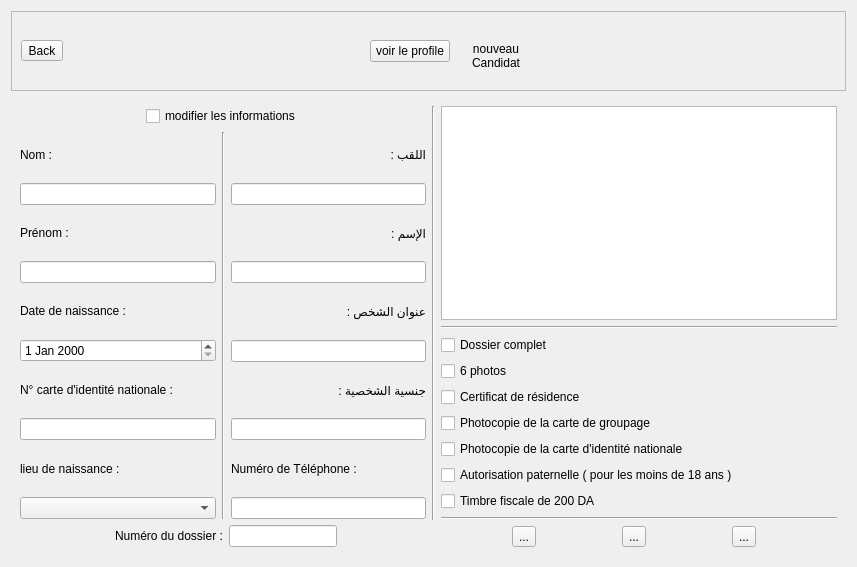
First picture: the form in Auto_Ecole/candidat/candidat.ui, repository AmineHouari98/auto_Ecole, before the edit.
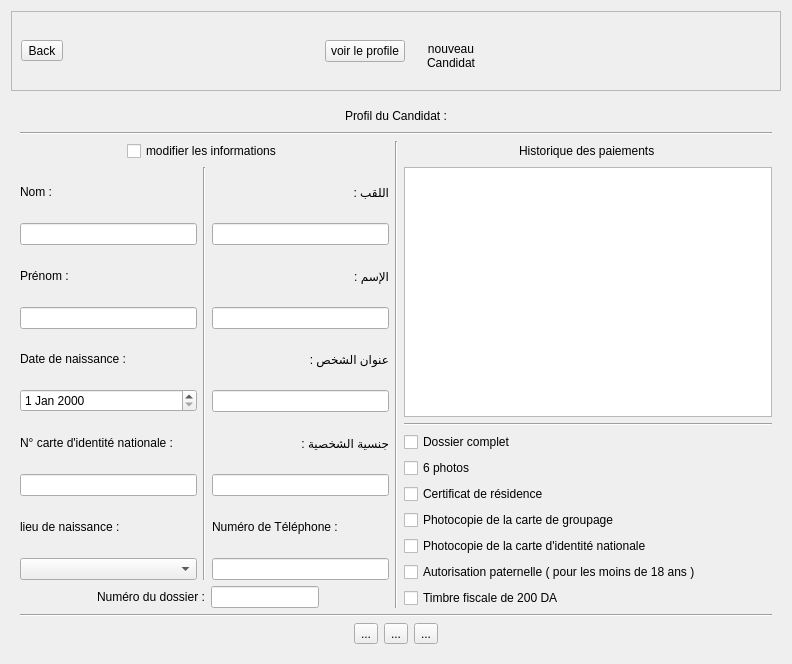
Second picture: the form after the edit. The open tabs and pages were chosen to show the change. Icons and pictures are not drawn. Custom widgets are drawn as their Qt base class.

Patch:
```diff
--- a/Auto_Ecole/candidat/candidat.ui
+++ b/Auto_Ecole/candidat/candidat.ui
@@ -6,14 +6,14 @@
    <rect>
     <x>0</x>
     <y>0</y>
-    <width>857</width>
-    <height>567</height>
+    <width>792</width>
+    <height>664</height>
    </rect>
   </property>
   <property name="windowTitle">
    <string>Form</string>
   </property>
-  <layout class="QGridLayout" name="gridLayout_3">
+  <layout class="QGridLayout" name="gridLayout_2">
    <item row="0" column="0">
     <widget class="QFrame" name="frame">
      <property name="minimumSize">
@@ -159,8 +159,54 @@
       </layout>
      </widget>
      <widget class="QWidget" name="page_2">
-      <layout class="QGridLayout" name="gridLayout_2">
+      <layout class="QGridLayout" name="gridLayout_3">
        <item row="0" column="0">
+        <layout class="QVBoxLayout" name="verticalLayout_16">
+         <item>
+          <layout class="QHBoxLayout" name="horizontalLayout_11">
+           <item>
+            <spacer name="horizontalSpacer_11">
+             <property name="orientation">
+              <enum>Qt::Horizontal</enum>
+             </property>
+             <property name="sizeHint" stdset="0">
+              <size>
+               <width>40</width>
+               <height>20</height>
+              </size>
+             </property>
+            </spacer>
+           </item>
+           <item>
+            <widget class="QLabel" name="label_2">
+             <property name="text">
+              <string>Profil du Candidat :</string>
+             </property>
+            </widget>
+           </item>
+           <item>
+            <spacer name="horizontalSpacer_12">
+             <property name="orientation">
+              <enum>Qt::Horizontal</enum>
+             </property>
+             <property name="sizeHint" stdset="0">
+              <size>
+               <width>40</width>
+               <height>20</height>
+              </size>
+             </property>
+            </spacer>
+           </item>
+          </layout>
+         </item>
+         <item>
+          <widget class="Line" name="line_6">
+           <property name="orientation">
+            <enum>Qt::Horizontal</enum>
+           </property>
+          </widget>
+         </item>
+         <item>
         <layout class="QHBoxLayout" name="horizontalLayout_8">
          <item>
           <layout class="QVBoxLayout" name="verticalLayout_11">
@@ -418,10 +464,6 @@
           </layout>
          </item>
          <item>
-          <layout class="QVBoxLayout" name="verticalLayout_16">
-           <item>
-            <layout class="QHBoxLayout" name="horizontalLayout_6">
-             <item>
               <widget class="Line" name="line_2">
                <property name="orientation">
                 <enum>Qt::Vertical</enum>
@@ -430,6 +472,43 @@
              </item>
              <item>
               <layout class="QVBoxLayout" name="verticalLayout_15">
+             <item>
+              <layout class="QHBoxLayout" name="horizontalLayout_6">
+               <item>
+                <spacer name="horizontalSpacer_7">
+                 <property name="orientation">
+                  <enum>Qt::Horizontal</enum>
+                 </property>
+                 <property name="sizeHint" stdset="0">
+                  <size>
+                   <width>40</width>
+                   <height>20</height>
+                  </size>
+                 </property>
+                </spacer>
+               </item>
+               <item>
+                <widget class="QLabel" name="label">
+                 <property name="text">
+                  <string>Historique des paiements </string>
+                 </property>
+                </widget>
+               </item>
+               <item>
+                <spacer name="horizontalSpacer_8">
+                 <property name="orientation">
+                  <enum>Qt::Horizontal</enum>
+                 </property>
+                 <property name="sizeHint" stdset="0">
+                  <size>
+                   <width>40</width>
+                   <height>20</height>
+                  </size>
+                 </property>
+                </spacer>
+               </item>
+              </layout>
+             </item>
                <item>
                 <widget class="QTableView" name="tableView_2"/>
                </item>
@@ -493,6 +572,10 @@
                  </item>
                 </layout>
                </item>
+            </layout>
+           </item>
+          </layout>
+         </item>
                <item>
                 <widget class="Line" name="line_5">
                  <property name="orientation">
@@ -500,9 +583,20 @@
                  </property>
                 </widget>
                </item>
-              </layout>
-             </item>
-            </layout>
+         <item>
+          <layout class="QHBoxLayout" name="horizontalLayout_10">
+           <item>
+            <spacer name="horizontalSpacer_10">
+             <property name="orientation">
+              <enum>Qt::Horizontal</enum>
+             </property>
+             <property name="sizeHint" stdset="0">
+              <size>
+               <width>40</width>
+               <height>20</height>
+              </size>
+             </property>
+            </spacer>
            </item>
            <item>
             <layout class="QHBoxLayout" name="horizontalLayout_7">
@@ -529,6 +623,19 @@
              </item>
             </layout>
            </item>
+           <item>
+            <spacer name="horizontalSpacer_9">
+             <property name="orientation">
+              <enum>Qt::Horizontal</enum>
+             </property>
+             <property name="sizeHint" stdset="0">
+              <size>
+               <width>40</width>
+               <height>20</height>
+              </size>
+             </property>
+            </spacer>
+           </item>
           </layout>
          </item>
         </layout>
```
Left out of the diff: 2 changed lines with no effect on the pictures. Lines whose indentation alone changed are shown as unchanged.
